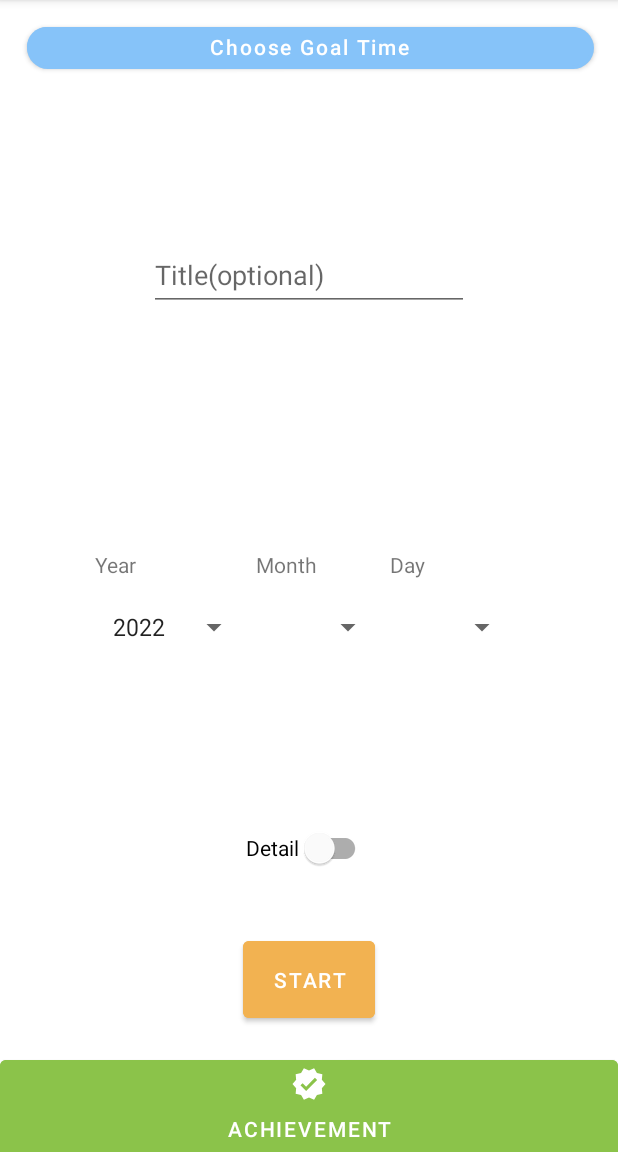
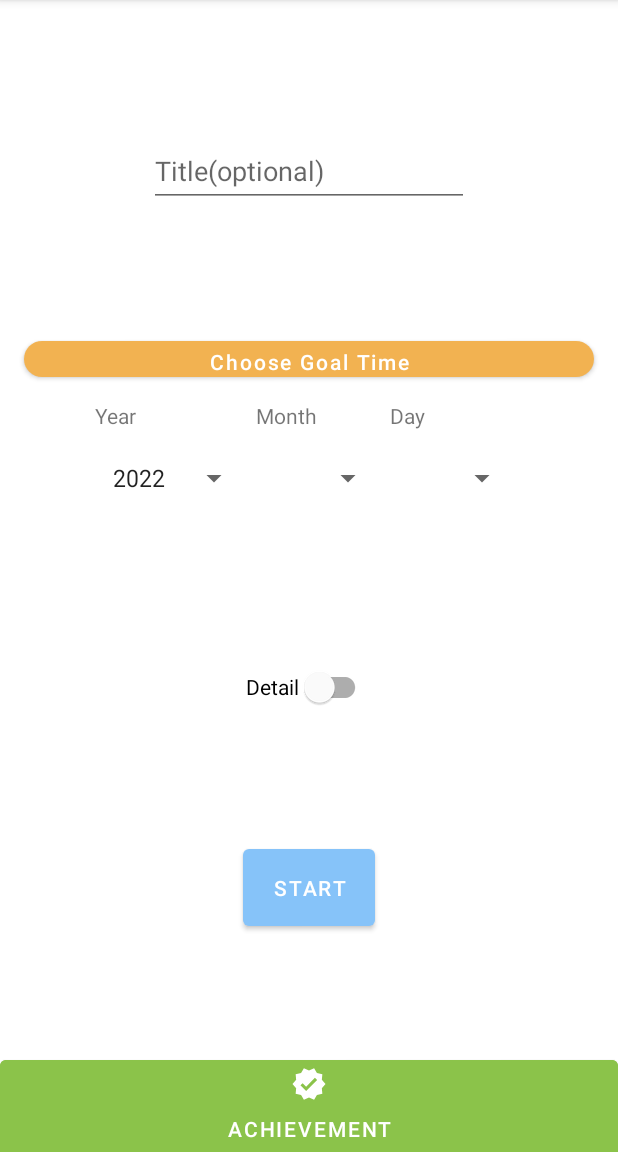
Before and after one commit to norram0123/Patienter, an Android app: the screen it shows after launch (MainActivity), on a phone screen of 412 x 824 dp, the part 84-1236 px from its top. Run offline under Robolectric (Android 15) with nearby library versions, the phone set to English and light mode, and no system bars; our stand-ins replace data binding.

Commit message:
make a button for choosing goal time

```diff
--- a/app/build.gradle
+++ b/app/build.gradle
@@ -17,8 +17,8 @@ android {
         applicationId "com.norram.patienter"
         minSdk 21
         targetSdk 32
-        versionCode 2
-        versionName "1.1"
+        versionCode 3
+        versionName "1.2"
 
         testInstrumentationRunner "androidx.test.runner.AndroidJUnitRunner"
     }
--- a/app/src/main/res/drawable/button_choose.xml
+++ b/app/src/main/res/drawable/button_choose.xml
@@ -2,14 +2,6 @@
 <selector xmlns:android="http://schemas.android.com/apk/res/android" android:shape="rectangle">
     <item>
         <layer-list>
-            <item android:left="2dp" android:top="2dp">
-                <shape>
-                    <solid android:color="@color/gray" />
-                    <corners android:radius="999dp" />
-                    <padding android:bottom="2dp" android:left="2dp"
-                        android:right="2dp" android:top="2dp" />
-                </shape>
-            </item>
             <item>
                 <shape>
                     <solid android:color="@color/orange" />
--- a/app/src/main/res/layout/fragment_set.xml
+++ b/app/src/main/res/layout/fragment_set.xml
@@ -21,21 +21,52 @@
             android:maxLength="20"
             android:maxLines="1"
             android:minHeight="48dp"
+            app:layout_constraintBottom_toTopOf="@+id/chooseButton"
+            app:layout_constraintEnd_toEndOf="parent"
+            app:layout_constraintStart_toStartOf="parent"
+            app:layout_constraintTop_toTopOf="parent"
+            tools:ignore="TextContrastCheck" />
+        <!--            android:autofillHints=""-->
+        <!--            tools:targetApi="o"-->
+
+        <com.google.android.material.switchmaterial.SwitchMaterial
+            android:id="@+id/detailSwitch"
+            android:layout_width="wrap_content"
+            android:layout_height="wrap_content"
+            android:minHeight="48dp"
+            android:text="@string/detail_switch"
+            app:layout_constraintEnd_toEndOf="parent"
+            app:layout_constraintHorizontal_bias="0.498"
+            app:layout_constraintStart_toStartOf="parent"
+            app:layout_constraintTop_toBottomOf="@+id/gridLayout" />
+
+        <Button
+            android:id="@+id/chooseButton"
+            android:layout_width="match_parent"
+            android:layout_height="24dp"
+            android:layout_marginStart="16dp"
+            android:layout_marginEnd="16dp"
+            android:layout_marginBottom="16dp"
+            android:background="@drawable/button_choose"
+            android:insetTop="0dp"
+            android:insetBottom="0dp"
+            android:text="@string/choose_button"
+            android:textAllCaps="false"
+            app:backgroundTint="@color/orange"
             app:layout_constraintBottom_toTopOf="@+id/gridLayout"
             app:layout_constraintEnd_toEndOf="parent"
+            app:layout_constraintHorizontal_bias="0.0"
             app:layout_constraintStart_toStartOf="parent"
-            app:layout_constraintTop_toTopOf="parent" />
-        <!--            android:autofillHints=""-->
-        <!--            tools:targetApi="o"-->
+            tools:ignore="TouchTargetSizeCheck,TextContrastCheck" />
 
         <androidx.gridlayout.widget.GridLayout
             android:id="@+id/gridLayout"
             android:layout_width="wrap_content"
             android:layout_height="wrap_content"
-            android:layout_marginBottom="8dp"
-            app:layout_constraintBottom_toTopOf="@+id/detailSwitch"
+            app:layout_constraintBottom_toTopOf="@+id/achieveButton"
             app:layout_constraintEnd_toEndOf="parent"
-            app:layout_constraintStart_toStartOf="parent">
+            app:layout_constraintStart_toStartOf="parent"
+            app:layout_constraintTop_toTopOf="parent">
 
             <TextView
                 android:layout_width="wrap_content"
@@ -174,30 +205,18 @@
 
         </androidx.gridlayout.widget.GridLayout>
 
-        <com.google.android.material.switchmaterial.SwitchMaterial
-            android:id="@+id/detailSwitch"
-            android:layout_width="wrap_content"
-            android:layout_height="wrap_content"
-            android:layout_marginBottom="32dp"
-            android:minHeight="48dp"
-            android:text="@string/detail_switch"
-            app:layout_constraintBottom_toTopOf="@+id/startButton"
-            app:layout_constraintEnd_toEndOf="parent"
-            app:layout_constraintHorizontal_bias="0.498"
-            app:layout_constraintStart_toStartOf="parent" />
-
         <Button
             android:id="@+id/startButton"
             android:layout_width="wrap_content"
             android:layout_height="wrap_content"
-            android:layout_marginBottom="16dp"
-            android:backgroundTint="@color/orange"
-            android:text="@string/start_button"
             android:paddingTop="@dimen/button_margin"
             android:paddingBottom="@dimen/button_margin"
+            android:text="@string/start_button"
             app:layout_constraintBottom_toTopOf="@+id/achieveButton"
             app:layout_constraintEnd_toEndOf="parent"
-            app:layout_constraintStart_toStartOf="parent" />
+            app:layout_constraintStart_toStartOf="parent"
+            app:layout_constraintTop_toBottomOf="@+id/detailSwitch"
+            tools:ignore="TextContrastCheck" />
 
         <Button
             android:id="@+id/achieveButton"
@@ -211,7 +230,8 @@
             android:textColor="#FFFFFF"
             app:layout_constraintBottom_toBottomOf="parent"
             app:layout_constraintEnd_toEndOf="parent"
-            app:layout_constraintStart_toStartOf="parent" />
+            app:layout_constraintStart_toStartOf="parent"
+            tools:ignore="TextContrastCheck" />
 
         <TextView
             android:id="@+id/focusView"
@@ -224,22 +244,5 @@
             app:layout_constraintStart_toStartOf="parent"
             app:layout_constraintTop_toTopOf="parent" />
 
-        <Button
-            android:id="@+id/button2"
-            android:layout_width="match_parent"
-            android:layout_height="30dp"
-            android:layout_marginStart="16dp"
-            android:layout_marginTop="16dp"
-            android:layout_marginEnd="16dp"
-            android:background="@drawable/button_choose"
-            android:insetTop="0dp"
-            android:insetBottom="0dp"
-            android:text="@string/choose_button"
-            android:textAllCaps="false"
-            app:layout_constraintEnd_toEndOf="parent"
-            app:layout_constraintStart_toStartOf="parent"
-            app:layout_constraintTop_toTopOf="parent"
-            tools:ignore="TouchTargetSizeCheck" />
-
     </androidx.constraintlayout.widget.ConstraintLayout>
 </layout>
--- a/app/src/main/res/values/strings.xml
+++ b/app/src/main/res/values/strings.xml
@@ -25,6 +25,8 @@
     <string name="help_text">①You can set title for Achievement.
     \n②You need to enter target date.
     \n③You can enter broken-down time to switch the toggle. </string>
+    <string name="choose_date_format" translatable="false">%1$04d-%2$02d-%3$02d</string>
+    <string name="choose_time_format" translatable="false">%1$02d:%2$02d:00</string>
 
     <!-- Count -->
     <string name="default_goal_time" translatable="false">2030&#8211;11&#8211;11T00:00:00</string>
@@ -45,6 +47,10 @@
     <string name="total">Total: About %1$d hours</string>
 
     <!-- Keys -->
+    <string name="choose_date" translatable="false">SELECTED_DATE</string>
+    <string name="choose_time" translatable="false">SELECTED_TIME</string>
+    <string name="request_key" translatable="false">REQUEST_KEY</string>
+    <string name="request_key2" translatable="false">REQUEST_KEY2</string>
     <string name="set_flag" translatable="false">SFLAG</string>
     <string name="start_time" translatable="false">STIME</string>
     <string name="goal_time" translatable="false">GTIME</string>
--- a/build.gradle
+++ b/build.gradle
@@ -1,7 +1,7 @@
 // Top-level build file where you can add configuration options common to all sub-projects/modules.
 buildscript {
     ext {
-        navigationVersion = "2.4.1"
+        navigationVersion = "2.4.2"
     }
     repositories {
         google()
@@ -9,7 +9,7 @@ buildscript {
     }
     dependencies {
         // Safe Args
-        def nav_version = "2.4.1"
+        def nav_version = "2.4.2"
         classpath "androidx.navigation:navigation-safe-args-gradle-plugin:$nav_version"
 
         classpath "com.android.tools.build:gradle:7.0.4"
```
Also changed, not shown: app/src/main/java/com/norram/patienter/CountFragment.kt (+8 -9 lines), app/src/main/java/com/norram/patienter/DatePickerDialogFragment.kt (added, +56 -0 lines), app/src/main/java/com/norram/patienter/SetFragment.kt (+97 -33 lines), app/src/main/java/com/norram/patienter/TimePickerDialogFragment.kt (added, +35 -0 lines), app/src/main/res/layout/fragment_reset.xml (+4 -4 lines), 1 other file.
